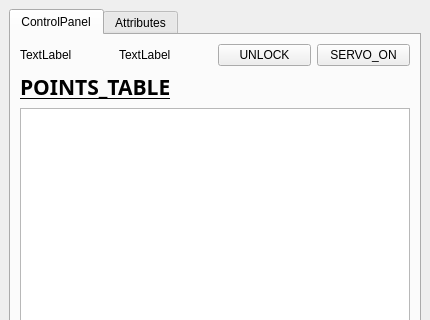
Above: try_customize_ui/mainwindow.ui from smandyscom/evalutions_to_linuxCNC before the change; both pictures show x 0 to 430 and y 0 to 320 of the 430 by 712 pixel window. Below: the same form after it.
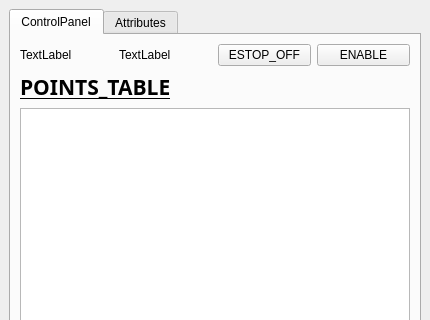
That is the form after the change. The open tabs and pages were chosen to show the change.

Commit message: link button

```diff
--- a/try_customize_ui/mainwindow.ui
+++ b/try_customize_ui/mainwindow.ui
@@ -48,14 +48,14 @@
               <item>
                <widget class="QPushButton" name="pushButton_UNLLOCK">
                 <property name="text">
-                 <string>UNLOCK</string>
+                 <string>ESTOP_OFF</string>
                 </property>
                </widget>
               </item>
               <item>
                <widget class="QPushButton" name="pushButton_SRV_ON">
                 <property name="text">
-                 <string>SERVO_ON</string>
+                 <string>ENABLE</string>
                 </property>
                </widget>
               </item>
```
Left out of the diff: 2 changed lines with no effect on the pictures. The commit also changes 3 other files.
